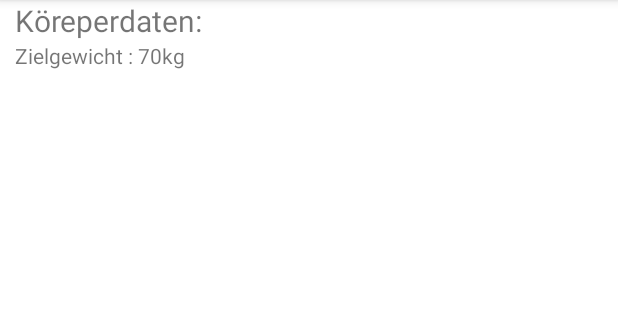
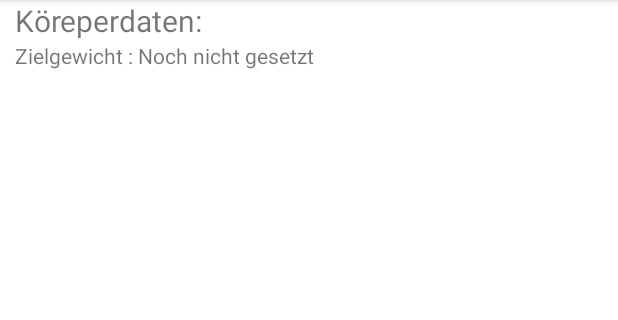
Before and after one commit to MatthiasStadlbauer/Gainz, an Android app: the screen it shows after launch (MainActivity), item 2 of the bottom bar chosen, on a phone screen of 412 x 824 dp, the part 84-404 px from its top. Run offline under Robolectric (Android 15) with nearby library versions, the phone set to English and light mode, and no system bars.

Commit message:
kontextmenu

```diff
--- a/Gainz_projekt/app/src/main/res/layout/fragment_daten_fragment.xml
+++ b/Gainz_projekt/app/src/main/res/layout/fragment_daten_fragment.xml
@@ -33,7 +33,7 @@
             <TextView
                 android:layout_width="wrap_content"
                 android:layout_height="wrap_content"
-                android:text="70kg"/>
+                android:text="Noch nicht gesetzt"/>
         </LinearLayout>
 
         <ListView
@@ -43,6 +43,7 @@
 
 
     </LinearLayout>
+
     <com.google.android.material.floatingactionbutton.FloatingActionButton
         android:id="@+id/floatingactionbutton_daten"
         android:layout_width="wrap_content"
--- a/Gainz_projekt/app/src/main/res/layout/koerpergewicht_hinzufuegen.xml
+++ b/Gainz_projekt/app/src/main/res/layout/koerpergewicht_hinzufuegen.xml
@@ -17,6 +17,7 @@
         android:layout_width="wrap_content"
         android:layout_height="wrap_content"
         android:layout_weight="1"
-        android:inputType="textPersonName"
-        android:hint="Gewicht in kg"/>
+        android:inputType="number"
+        android:hint="Gewicht in kg"
+        />
 </LinearLayout>
--- /dev/null
+++ b/Gainz_projekt/app/src/main/res/menu/daten_fragment_kontextmenue.xml
@@ -0,0 +1,7 @@
+<?xml version="1.0" encoding="utf-8"?>
+<menu xmlns:android="http://schemas.android.com/apk/res/android">
+
+    <item
+        android:id="@+id/daten_fragment_kontextmenue_delete"
+        android:title="Delete" />
+</menu>
```
Also changed, not shown: Gainz_projekt/app/src/main/java/htl/grieskirchen/mstadlbauer/gainz_projekt/Daten_fragment.java (+31 -0 lines).
